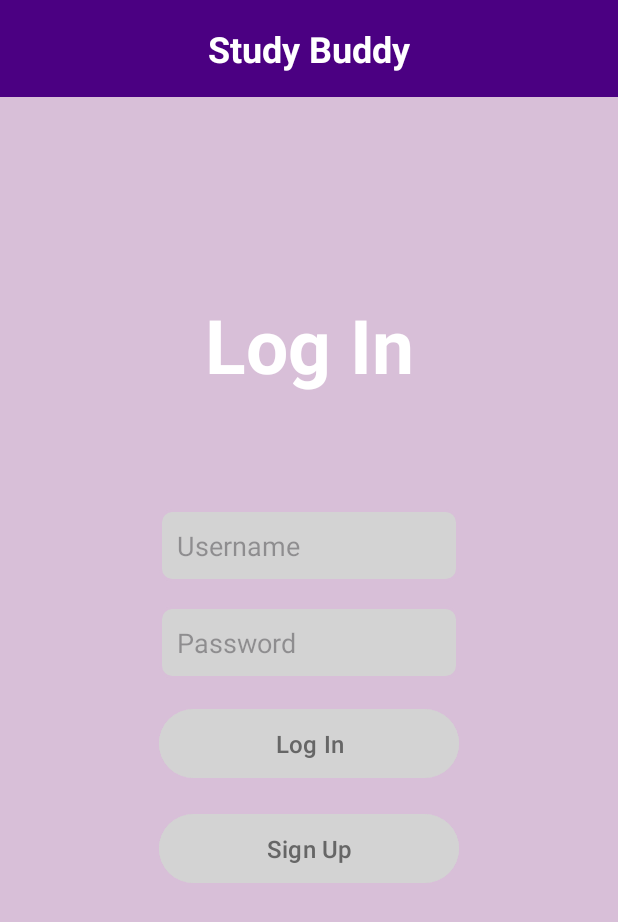
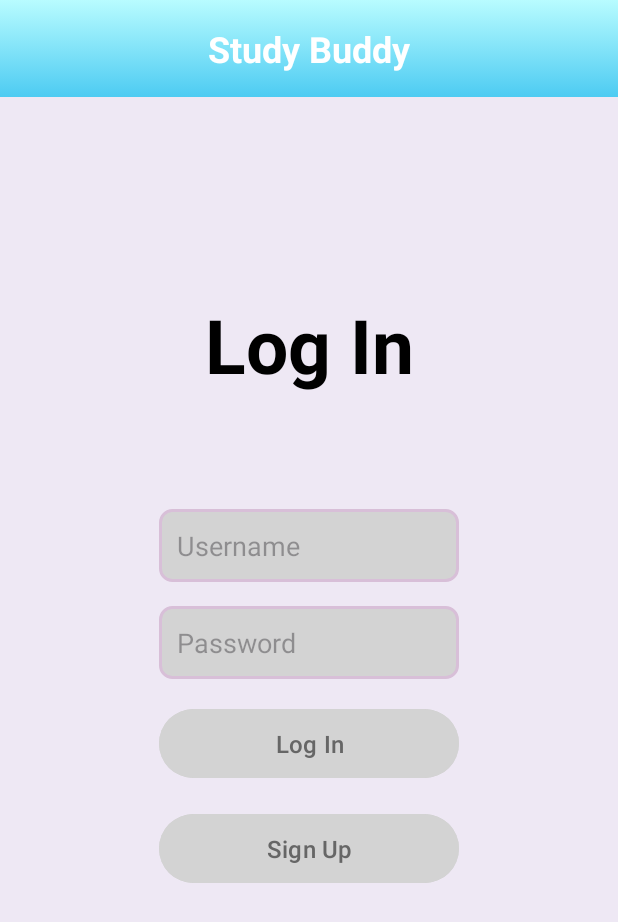
Before and after one commit to Larry-Z-Li/ProjectE, an Android app: the LoginActivity screen opened directly, with no data from a screen before it, on a phone screen of 412 x 824 dp. Shown: the top 922 px of the screen. Run offline under Robolectric (Android 15) with nearby library versions, the phone set to English and light mode, and no system bars.

Commit message:
login UI match larry

```diff
--- a/app/src/main/res/layout/login_page.xml
+++ b/app/src/main/res/layout/login_page.xml
@@ -5,13 +5,13 @@
     android:id="@+id/login"
     android:layout_width="match_parent"
     android:layout_height="match_parent"
-    android:background="#D8BFD8"
+    android:background="#EEE8F4"
     tools:context=".LoginActivity">
     <TextView
         android:id="@+id/header"
         android:layout_height="wrap_content"
         android:layout_width="0dp"
-        android:background="#4B0082"
+        android:background="@drawable/header"
         android:text="@string/headerName"
         android:textColor="@android:color/white"
         android:textSize="24sp"
@@ -28,7 +28,7 @@
         android:layout_height="wrap_content"
         android:layout_width="0dp"
         android:text="Log In"
-        android:textColor="@android:color/white"
+        android:textColor="@android:color/black"
         android:textSize="50sp"
         android:gravity="center"
         android:padding="16dp"
```
